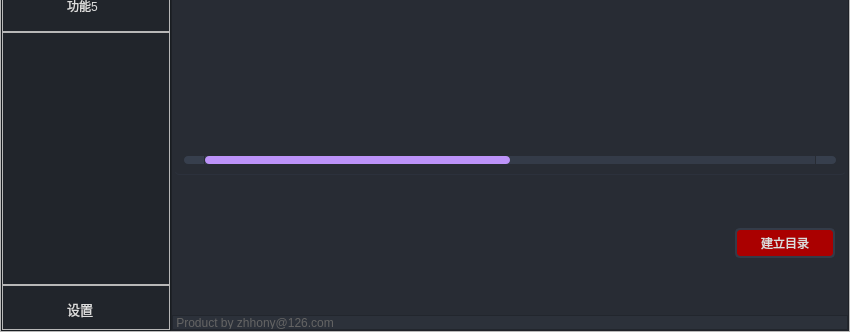
Above: pyApp.ui from zhhony/pyexcel before the change; both pictures show x 0 to 850 and y 270 to 602 of the 850 by 602 pixel window. Below: the same form after it.
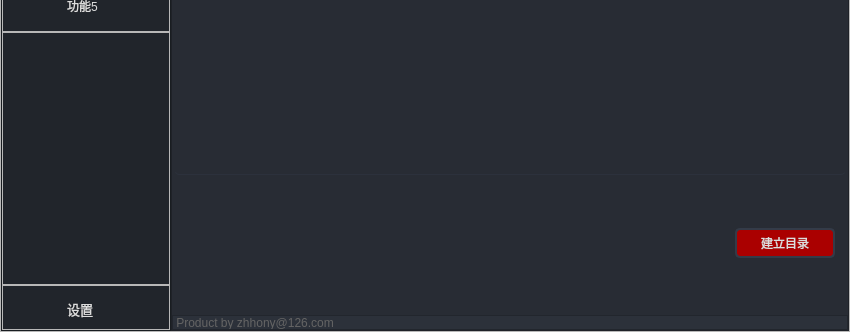
That is the form after the change. Icons and pictures are not drawn.

Commit message: 将表格的范围改成根据载入的表格sheet数量动态变化

Diff of the .ui file:
```diff
--- a/pyApp.ui
+++ b/pyApp.ui
@@ -995,7 +995,7 @@
                        <number>9</number>
                       </property>
                       <property name="columnCount">
-                       <number>6</number>
+                       <number>1</number>
                       </property>
                       <attribute name="horizontalHeaderVisible">
                        <bool>false</bool>
@@ -1068,28 +1068,11 @@
                         <set>AlignLeading|AlignVCenter</set>
                        </property>
                       </column>
-                      <column>
-                       <property name="text">
-                        <string>sheet</string>
-                       </property>
-                       <property name="textAlignment">
-                        <set>AlignLeading|AlignVCenter</set>
-                       </property>
-                      </column>
-                      <column/>
-                      <column/>
-                      <column/>
-                      <column/>
                       <item row="0" column="0">
                        <property name="text">
                         <string/>
                        </property>
                       </item>
-                      <item row="0" column="1">
-                       <property name="text">
-                        <string/>
-                       </property>
-                      </item>
                      </widget>
                     </item>
                     <item>
```
The commit also changes 2 other files.
